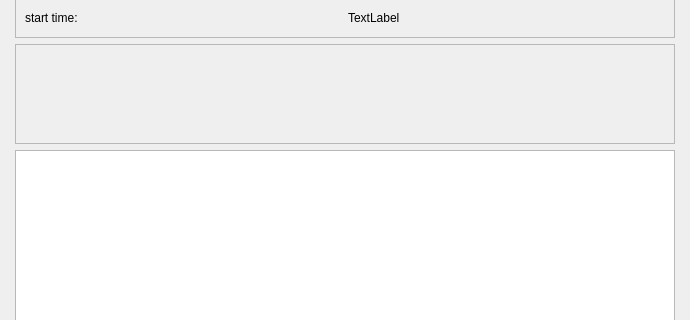
First picture: the form in track.ui, repository frans-fuerst/track, before the edit; both pictures show x 0 to 690 and y 127 to 447 of the 690 by 545 pixel window.
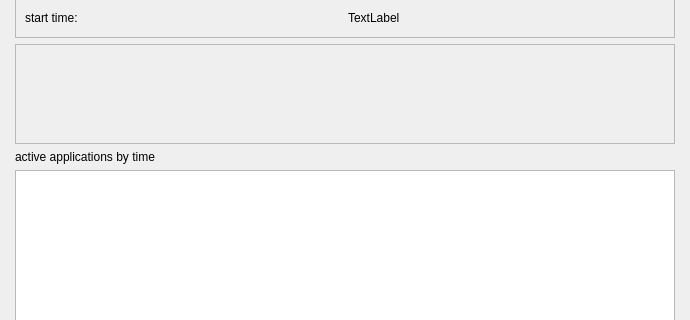
Second picture: the form after the edit. Custom widgets are drawn as their Qt base class.

Commit message: still prototype - add list of active applications

Patch:
```diff
--- a/track.ui
+++ b/track.ui
@@ -140,7 +140,14 @@
        </widget>
       </item>
       <item>
-       <widget class="QTableWidget" name="tableWidget">
+       <widget class="QLabel" name="label_5">
+        <property name="text">
+         <string>active applications by time</string>
+        </property>
+       </widget>
+      </item>
+      <item>
+       <widget class="QTableView" name="tbl_active_applications">
         <property name="minimumSize">
          <size>
           <width>660</width>
@@ -153,6 +160,15 @@
           <height>16777215</height>
          </size>
         </property>
+        <attribute name="horizontalHeaderShowSortIndicator" stdset="0">
+         <bool>true</bool>
+        </attribute>
+        <attribute name="horizontalHeaderStretchLastSection">
+         <bool>true</bool>
+        </attribute>
+        <attribute name="verticalHeaderVisible">
+         <bool>false</bool>
+        </attribute>
        </widget>
       </item>
      </layout>
```
The commit also changes 2 other files.
